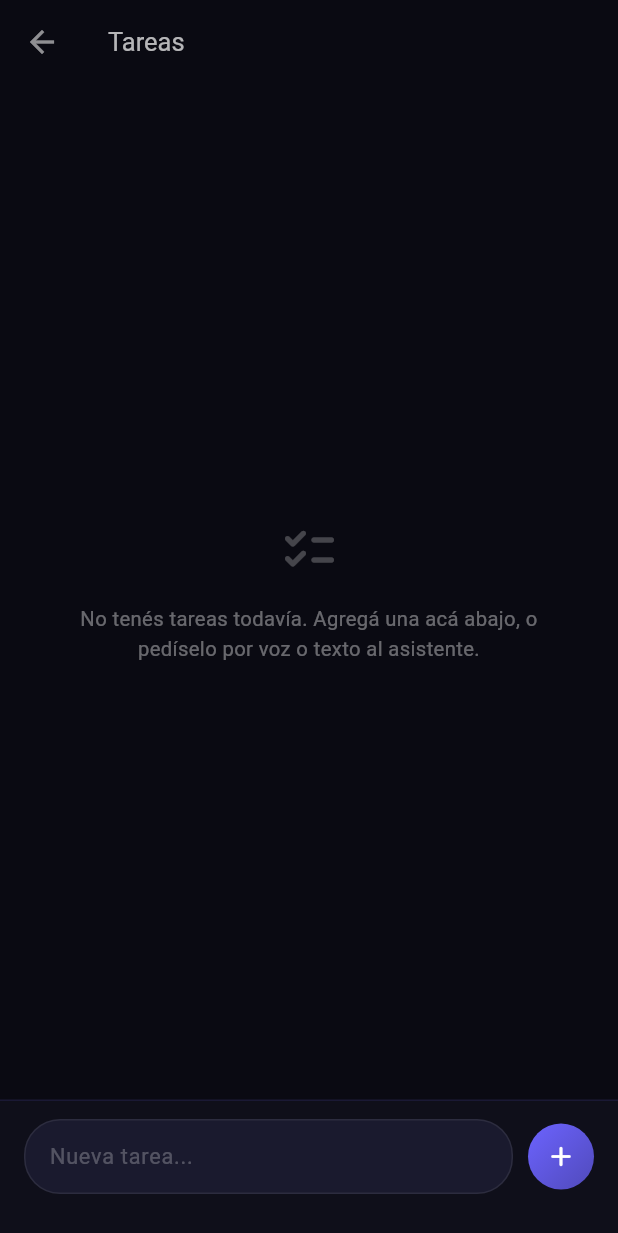
After one commit to NotoriousStef/NoteVessel, a Flutter app: the TodoScreen screen opened by its route, after a tap on the "add" icon, on a phone screen of 412 x 824 dp. The commit adds this screen. Shown: the top 1233 px of the screen. Run offline on Flutter 3.47's test engine with Material 3 defaults, Android fonts, the phone set to English and light mode, and no system bars; our stand-ins replace flutter_secure_storage, google_sign_in, hive_ce, hive_ce_flutter, permission_handler, speech_to_text; accounts and stored records are empty.

Commit message:
Added todo list feature (AI compatible)

```diff
--- a/lib/main.dart
+++ b/lib/main.dart
@@ -3,9 +3,13 @@ import 'package:flutter/services.dart';
 import 'screens/home_screen.dart';
 import 'screens/settings_screen.dart';
 import 'services/auth_service.dart';
+import 'package:hive_ce_flutter/hive_ce_flutter.dart';
+import 'screens/todo_screen.dart';
 
 void main() async {
   WidgetsFlutterBinding.ensureInitialized();
+  await Hive.initFlutter();
+  await Hive.openBox('todos');
   // Forzar orientación vertical
   await SystemChrome.setPreferredOrientations([DeviceOrientation.portraitUp]);
   runApp(const VoiceNotesApp());
@@ -24,6 +28,7 @@ class VoiceNotesApp extends StatelessWidget {
       routes: {
         '/home': (ctx) => const HomeScreen(),
         '/settings': (ctx) => const SettingsScreen(),
+        '/todo': (context) => const TodoScreen(),
       },
     );
   }
--- /dev/null
+++ b/lib/models/todo_item.dart
@@ -0,0 +1,42 @@
+/// Representa un ítem de la ToDo List.
+/// Se persiste en Hive como un Map plano (sin generación de código).
+class TodoItem {
+  final String id;
+  String text;
+  bool isDone;
+  final DateTime createdAt;
+  DateTime? completedAt;
+
+  /// Quién creó el ítem: 'user' o 'ai'. Útil para mostrar un pequeño
+  /// indicador visual de que fue la IA la que agregó la tarea.
+  final String source;
+
+  TodoItem({
+    required this.id,
+    required this.text,
+    this.isDone = false,
+    required this.createdAt,
+    this.completedAt,
+    this.source = 'user',
+  });
+
+  Map<String, dynamic> toMap() => {
+        'id': id,
+        'text': text,
+        'isDone': isDone,
+        'createdAt': createdAt.toIso8601String(),
+        'completedAt': completedAt?.toIso8601String(),
+        'source': source,
+      };
+
+  factory TodoItem.fromMap(Map<dynamic, dynamic> map) => TodoItem(
+        id: map['id'] as String,
+        text: map['text'] as String,
+        isDone: map['isDone'] as bool? ?? false,
+        createdAt: DateTime.parse(map['createdAt'] as String),
+        completedAt: map['completedAt'] != null
+            ? DateTime.parse(map['completedAt'] as String)
+            : null,
+        source: map['source'] as String? ?? 'user',
+      );
+}
--- a/lib/screens/home_screen.dart
+++ b/lib/screens/home_screen.dart
@@ -395,6 +395,11 @@ class _HomeScreenState extends State<HomeScreen> with TickerProviderStateMixin {
             ),
           ),
           const Spacer(),
+          IconButton(
+            icon: const Icon(Icons.checklist_rounded,
+                color: Colors.white38, size: 22),
+            onPressed: () => Navigator.pushNamed(context, '/todo'),
+          ),
           IconButton(
             icon: const Icon(Icons.tune_rounded,
                 color: Colors.white38, size: 22),
--- /dev/null
+++ b/lib/screens/todo_screen.dart
@@ -0,0 +1,266 @@
+import 'package:flutter/material.dart';
+import '../models/todo_item.dart';
+import '../services/todo_service.dart';
+
+class TodoScreen extends StatefulWidget {
+  const TodoScreen({super.key});
+
+  @override
+  State<TodoScreen> createState() => _TodoScreenState();
+}
+
+class _TodoScreenState extends State<TodoScreen> {
+  final _todoService = TodoService();
+  final _inputController = TextEditingController();
+  final _inputFocusNode = FocusNode();
+
+  List<TodoItem> _items = [];
+  bool _loading = true;
+
+  static const _accentColor = Color(0xFF6C63FF);
+
+  @override
+  void initState() {
+    super.initState();
+    _load();
+  }
+
+  @override
+  void dispose() {
+    _inputController.dispose();
+    _inputFocusNode.dispose();
+    super.dispose();
+  }
+
+  Future<void> _load() async {
+    final items = await _todoService.getAll();
+    if (!mounted) return;
+    setState(() {
+      _items = items;
+      _loading = false;
+    });
+  }
+
+  Future<void> _addItem() async {
+    final text = _inputController.text.trim();
+    if (text.isEmpty) return;
+    _inputController.clear();
+    await _todoService.add(text, source: 'user');
+    await _load();
+  }
+
+  Future<void> _toggleItem(String id) async {
+    await _todoService.toggle(id);
+    await _load();
+  }
+
+  Future<void> _deleteItem(String id) async {
+    await _todoService.delete(id);
+    await _load();
+  }
+
+  @override
+  Widget build(BuildContext context) {
+    return Scaffold(
+      backgroundColor: const Color(0xFF0A0A12),
+      appBar: AppBar(
+        backgroundColor: Colors.transparent,
+        elevation: 0,
+        title: const Text(
+          'Tareas',
+          style: TextStyle(color: Colors.white70, fontSize: 17),
+        ),
+        iconTheme: const IconThemeData(color: Colors.white54),
+      ),
+      body: Column(
+        children: [
+          Expanded(child: _buildBody()),
+          _buildInputBar(),
+        ],
+      ),
+    );
+  }
+
+  Widget _buildBody() {
+    if (_loading) {
+      return const Center(
+        child: CircularProgressIndicator(
+          strokeWidth: 2,
+          valueColor: AlwaysStoppedAnimation<Color>(_accentColor),
+        ),
+      );
+    }
+    if (_items.isEmpty) {
+      return Center(
+        child: Padding(
+          padding: const EdgeInsets.symmetric(horizontal: 40),
+          child: Column(
+            mainAxisSize: MainAxisSize.min,
+            children: [
+              const Icon(Icons.checklist_rounded,
+                  color: Colors.white24, size: 40),
+              const SizedBox(height: 16),
+              Text(
+                'No tenés tareas todavía. Agregá una acá abajo, o pedíselo por voz o texto al asistente.',
+                textAlign: TextAlign.center,
+                style: TextStyle(color: Colors.white38, fontSize: 13.5, height: 1.5),
+              ),
+            ],
+          ),
+        ),
+      );
+    }
+
+    return ListView.builder(
+      padding: const EdgeInsets.fromLTRB(16, 8, 16, 8),
+      itemCount: _items.length,
+      itemBuilder: (context, index) => _buildItem(_items[index]),
+    );
+  }
+
+  Widget _buildItem(TodoItem item) {
+    return Dismissible(
+      key: ValueKey(item.id),
+      direction: DismissDirection.endToStart,
+      background: Container(
+        margin: const EdgeInsets.symmetric(vertical: 5),
+        padding: const EdgeInsets.symmetric(horizontal: 20),
+        alignment: Alignment.centerRight,
+        decoration: BoxDecoration(
+          color: const Color(0xFFFF4D6D).withValues(alpha: 0.15),
+          borderRadius: BorderRadius.circular(14),
+        ),
+        child: const Icon(Icons.delete_outline_rounded,
+            color: Color(0xFFFF4D6D)),
+      ),
+      onDismissed: (_) => _deleteItem(item.id),
+      child: GestureDetector(
+        onTap: () => _toggleItem(item.id),
+        child: Container(
+          margin: const EdgeInsets.symmetric(vertical: 5),
+          padding: const EdgeInsets.symmetric(horizontal: 14, vertical: 12),
+          decoration: BoxDecoration(
+            color: const Color(0xFF1A1A2E),
+            borderRadius: BorderRadius.circular(14),
+            border: Border.all(
+              color: item.isDone
+                  ? Colors.white.withValues(alpha: 0.04)
+                  : _accentColor.withValues(alpha: 0.18),
+            ),
+          ),
+          child: Row(
+            children: [
+              AnimatedContainer(
+                duration: const Duration(milliseconds: 200),
+                width: 22,
+                height: 22,
+                decoration: BoxDecoration(
+                  shape: BoxShape.circle,
+                  color: item.isDone
+                      ? _accentColor
+                      : Colors.transparent,
+                  border: Border.all(
+                    color: item.isDone
+                        ? _accentColor
+                        : Colors.white38,
+                    width: 1.5,
+                  ),
+                ),
+                child: item.isDone
+                    ? const Icon(Icons.check_rounded,
+                        color: Colors.white, size: 15)
+                    : null,
+              ),
+              const SizedBox(width: 12),
+              Expanded(
+                child: Text(
+                  item.text,
+                  style: TextStyle(
+                    color: item.isDone ? Colors.white30 : Colors.white,
+                    fontSize: 14.5,
+                    height: 1.4,
+                    decoration: item.isDone
+                        ? TextDecoration.lineThrough
+                        : TextDecoration.none,
+                  ),
+                ),
+              ),
+              if (item.source == 'ai') ...[
+                const SizedBox(width: 6),
+                Icon(Icons.auto_awesome_rounded,
+                    color: _accentColor.withValues(alpha: 0.5), size: 14),
+              ],
+            ],
+          ),
+        ),
+      ),
+    );
+  }
+
+  Widget _buildInputBar() {
+    return Container(
+      padding: EdgeInsets.only(
+        left: 16,
+        right: 16,
+        top: 12,
+        bottom: MediaQuery.of(context).viewInsets.bottom > 0 ? 12 : 28,
+      ),
+      decoration: BoxDecoration(
+        color: const Color(0xFF0F0F1A),
+        border: Border(
+          top: BorderSide(color: _accentColor.withValues(alpha: 0.12)),
+        ),
+      ),
+      child: Row(
+        children: [
+          Expanded(
+            child: Container(
+              decoration: BoxDecoration(
+                color: const Color(0xFF1A1A2E),
+                borderRadius: BorderRadius.circular(24),
+                border: Border.all(
+                  color: _inputFocusNode.hasFocus
+                      ? _accentColor.withValues(alpha: 0.5)
+                      : Colors.white.withValues(alpha: 0.08),
+                ),
+              ),
+              child: TextField(
+                controller: _inputController,
+                focusNode: _inputFocusNode,
+                style: const TextStyle(color: Colors.white, fontSize: 14.5),
+                decoration: InputDecoration(
+                  hintText: 'Nueva tarea...',
+                  hintStyle:
+                      TextStyle(color: Colors.white.withValues(alpha: 0.25)),
+                  contentPadding: const EdgeInsets.symmetric(
+                      horizontal: 16, vertical: 10),
+                  border: InputBorder.none,
+                ),
+                textInputAction: TextInputAction.done,
+                onSubmitted: (_) => _addItem(),
+              ),
+            ),
+          ),
+          const SizedBox(width: 10),
+          GestureDetector(
+            onTap: _addItem,
+            child: Container(
+              width: 44,
+              height: 44,
+              decoration: BoxDecoration(
+                shape: BoxShape.circle,
+                gradient: LinearGradient(
+                  colors: [_accentColor, _accentColor.withValues(alpha: 0.7)],
+                  begin: Alignment.topLeft,
+                  end: Alignment.bottomRight,
+                ),
+              ),
+              child: const Icon(Icons.add_rounded,
+                  color: Colors.white, size: 22),
+            ),
+          ),
+        ],
+      ),
+    );
+  }
+}
--- a/lib/services/ai_service.dart
+++ b/lib/services/ai_service.dart
@@ -3,10 +3,11 @@ import 'package:http/http.dart' as http;
 import 'package:intl/intl.dart';
 import 'auth_service.dart';
 import 'drive_service.dart';
+import 'todo_service.dart';
 import 'package:intl/date_symbol_data_local.dart';
 
 class AiAction {
-  final String type; // 'create_file' | 'create_folder' | 'append' | 'update' | 'read' | 'chat'
+  final String type; // 'create_file' | 'create_folder' | 'append' | 'update' | 'read' | 'chat' | 'add_todo' | 'complete_todo' | 'delete_todo'
   final String targetName;
   final String? targetId;
   final String? parentId;
@@ -31,6 +32,7 @@ class AiService {
 
   final AuthService _auth = AuthService();
   final DriveService _drive = DriveService();
+  final TodoService _todos = TodoService();
 
   Future<AiAction> processVoiceText(String rawText) async {
     final apiKey = await _auth.getAiApiKey();
@@ -53,15 +55,20 @@ class AiService {
         ? '(vacío, no hay archivos aún)'
         : existingFiles.map((f) => '  ${f.toString()}').join('\n');
 
+    final todoList = await _todos.summaryForPrompt();
+
     final systemPrompt = '''
 Sos un asistente de notas de voz inteligente. El usuario te habla en español y vos procesás su pedido.
-Podés tener conversaciones normales Y gestionar archivos en Google Drive según lo que el usuario necesite.
+Podés tener conversaciones normales Y gestionar archivos en Google Drive, Y gestionar la ToDo List del usuario, según lo que necesite.
 
 Fecha y hora actual: $dateStr
 Carpeta raíz ID: $rootId
 
 Archivos y carpetas existentes en "Notas de Voz IA":
 $fileList
+
+Tareas actuales en la ToDo List (formato: [x]=hecha [ ]=pendiente, con su id):
+$todoList
 
 Tu tarea:
 1. Entender la intención del usuario
@@ -72,7 +79,7 @@ Tu tarea:
 ACCIONES DISPONIBLES:
 ═══════════════════════════════
 
-1. CHAT — Para saludos, preguntas generales, charla que NO requiere Drive:
+1. CHAT — Para saludos, preguntas generales, charla que NO requiere Drive ni ToDo:
 {
   "type": "chat",
   "target_name": "",
@@ -132,15 +139,49 @@ ACCIONES DISPONIBLES:
   "user_message": "mensaje confirmando lo que hiciste"
 }
 
+7. AGREGAR TAREA A LA TODO LIST — Cuando el usuario quiere anotar un pendiente:
+{
+  "type": "add_todo",
+  "target_name": "texto corto y claro de la tarea",
+  "target_id": null,
+  "parent_id": null,
+  "content": null,
+  "user_message": "mensaje confirmando que agregaste la tarea"
+}
+
+8. MARCAR TAREA COMO HECHA — Cuando el usuario dice que ya hizo algo de su ToDo List:
+{
+  "type": "complete_todo",
+  "target_name": "texto de la tarea tal como aparece en la lista (para buscarla si no tenés el id)",
+  "target_id": "id de la tarea si lo identificás en la lista de arriba, si no null",
+  "parent_id": null,
+  "content": null,
+  "user_message": "mensaje confirmando que la marcaste como hecha"
+}
+
+9. BORRAR TAREA — Cuando el usuario quiere eliminar una tarea de la ToDo List:
+{
+  "type": "delete_todo",
+  "target_name": "texto de la tarea tal como aparece en la lista",
+  "target_id": "id de la tarea si lo identificás en la lista de arriba, si no null",
+  "parent_id": null,
+  "content": null,
+  "user_message": "mensaje confirmando que la borraste"
+}
+
 ═══════════════════════════════
 REGLAS DE DECISIÓN:
 ═══════════════════════════════
 - Saludos, preguntas generales, charla → "chat"
 - "¿Qué dice mi nota de...?", "¿Qué anoté sobre...?", "Leeme...", "¿Tengo algo sobre...?" → "read"
-- "Anotá", "Guardá", "Creá una nota" → "create_file"
+- "Anotá", "Guardá", "Creá una nota" (contenido largo, tipo nota) → "create_file"
 - "Creá una carpeta" → "create_folder"
-- "Agregá", "Añadí", "Sumá" a algo existente → "append"
-- "Cambiá", "Reemplazá", "Modificá" algo existente → "update"
+- "Agregá", "Añadí", "Sumá" a algo existente (un archivo) → "append"
+- "Cambiá", "Reemplazá", "Modificá" algo existente (un archivo) → "update"
+- "Agregá a mi lista de tareas", "tengo que hacer...", "recordame que tengo que...", "anotá en pendientes" → "add_todo"
+- "Ya hice...", "terminé...", "marcá como hecho...", "completé..." referido a una tarea de la ToDo List → "complete_todo"
+- "Borrá de mis tareas...", "sacá ... de la lista", "eliminá la tarea de..." → "delete_todo"
+- Si el usuario pide algo ambiguo entre nota (archivo) y tarea (todo), preferí "add_todo" si es un pendiente corto y accionable ("comprar pan"), y "create_file" si es contenido más largo o informativo.
 - Si menciona un archivo/carpeta de la lista → usá su ID
 - Si no menciona carpeta específica → usá rootId como parent_id
 - El contenido siempre debe estar bien formateado en markdown
@@ -249,9 +290,44 @@ REGLAS DE DECISIÓN:
         );
         return action.userMessage;
 
+      case 'add_todo':
+        if (action.targetName.trim().isEmpty) {
+          return 'No entendí qué tarea querías agregar. ¿Podés repetirlo?';
+        }
+        await _todos.add(action.targetName, source: 'ai');
+        return action.userMessage;
+
+      case 'complete_todo':
+        final id = await _resolveTodoId(action);
+        if (id == null) {
+          return 'No encontré "${action.targetName}" en tu ToDo List.';
+        }
+        await _todos.markDone(id, done: true);
+        return action.userMessage;
+
+      case 'delete_todo':
+        final id = await _resolveTodoId(action);
+        if (id == null) {
+          return 'No encontré "${action.targetName}" en tu ToDo List.';
+        }
+        await _todos.delete(id);
+        return action.userMessage;
+
       default:
         return 'No entendí qué querías hacer. ¿Podés repetirlo?';
     }
+  }
+
+  /// Resuelve el id de una tarea a partir de la acción: usa target_id si la
+  /// IA lo identificó correctamente contra el prompt, y si no, cae a buscar
+  /// por texto (para cuando la IA no copió bien el id).
+  Future<String?> _resolveTodoId(AiAction action) async {
+    if (action.targetId != null && action.targetId!.isNotEmpty) {
+      final existing = await _todos.getById(action.targetId!);
+      if (existing != null) return existing.id;
+    }
+    final found = await _todos.findByText(action.targetName);
+    return found?.id;
   }
 
   /// Segunda llamada a la IA para responder preguntas sobre el contenido leído
--- /dev/null
+++ b/lib/services/todo_service.dart
@@ -0,0 +1,117 @@
+import 'package:hive_ce/hive_ce.dart';
+import '../models/todo_item.dart';
+
+/// Maneja la persistencia local (Hive) de la ToDo List.
+/// Singleton, mismo patrón que SpeechService.
+class TodoService {
+  static final TodoService _instance = TodoService._internal();
+  factory TodoService() => _instance;
+  TodoService._internal();
+
+  static const String boxName = 'todos';
+  Box? _box;
+
+  Future<Box> get _todoBox async {
+    if (_box != null) return _box!;
+    _box = Hive.isBoxOpen(boxName)
+        ? Hive.box(boxName)
+        : await Hive.openBox(boxName);
+    return _box!;
+  }
+
+  /// Devuelve todas las tareas, pendientes primero y luego por fecha
+  /// de creación descendente.
+  Future<List<TodoItem>> getAll() async {
+    final box = await _todoBox;
+    final items = box.values
+        .map((e) => TodoItem.fromMap(Map<dynamic, dynamic>.from(e as Map)))
+        .toList();
+    items.sort((a, b) {
+      if (a.isDone != b.isDone) return a.isDone ? 1 : -1;
+      return b.createdAt.compareTo(a.createdAt);
+    });
+    return items;
+  }
+
+  Future<TodoItem?> getById(String id) async {
+    final box = await _todoBox;
+    final raw = box.get(id);
+    if (raw == null) return null;
+    return TodoItem.fromMap(Map<dynamic, dynamic>.from(raw as Map));
+  }
+
+  Future<TodoItem> add(String text, {String source = 'user'}) async {
+    final box = await _todoBox;
+    final item = TodoItem(
+      id: DateTime.now().microsecondsSinceEpoch.toString(),
+      text: text.trim(),
+      createdAt: DateTime.now(),
+      source: source,
+    );
+    await box.put(item.id, item.toMap());
+    return item;
+  }
+
+  /// Alterna hecho/pendiente. Pensado para uso manual (tocar el checkbox).
+  Future<void> toggle(String id) async {
+    final item = await getById(id);
+    if (item == null) return;
+    item.isDone = !item.isDone;
+    item.completedAt = item.isDone ? DateTime.now() : null;
+    final box = await _todoBox;
+    await box.put(id, item.toMap());
+  }
+
+  /// Marca como completada explícitamente. Pensado para acciones de la IA,
+  /// donde la intención siempre es "completar", no "alternar".
+  Future<bool> markDone(String id, {bool done = true}) async {
+    final item = await getById(id);
+    if (item == null) return false;
+    item.isDone = done;
+    item.completedAt = done ? DateTime.now() : null;
+    final box = await _todoBox;
+    await box.put(id, item.toMap());
+    return true;
+  }
+
+  Future<void> updateText(String id, String newText) async {
+    final item = await getById(id);
+    if (item == null) return;
+    item.text = newText.trim();
+    final box = await _todoBox;
+    await box.put(id, item.toMap());
+  }
+
+  Future<void> delete(String id) async {
+    final box = await _todoBox;
+    await box.delete(id);
+  }
+
+  /// Busca una tarea por coincidencia de texto (exacta primero, luego
+  /// parcial). Lo usa la IA cuando el usuario se refiere a una tarea por
+  /// nombre en vez de por ID.
+  Future<TodoItem?> findByText(String text) async {
+    final items = await getAll();
+    final lower = text.toLowerCase().trim();
+    for (final item in items) {
+      if (item.text.toLowerCase().trim() == lower) return item;
+    }
+    for (final item in items) {
+      if (item.text.toLowerCase().contains(lower) ||
+          lower.contains(item.text.toLowerCase())) {
+        return item;
+      }
+    }
+    return null;
+  }
+
+  /// Texto compacto para inyectar en el prompt de la IA, con IDs
+  /// referenciables (mismo patrón que la lista de archivos de Drive).
+  Future<String> summaryForPrompt() async {
+    final items = await getAll();
+    if (items.isEmpty) return '(vacía, no hay tareas)';
+    return items
+        .map((t) => '  - [${t.isDone ? "x" : " "}] (id: ${t.id}) ${t.text}')
+        .join('\n');
+  }
+}
--- a/pubspec.yaml
+++ b/pubspec.yaml
@@ -9,6 +9,8 @@ environment:
 dependencies:
   flutter:
     sdk: flutter
+  hive_ce: ^2.11.0
+  hive_ce_flutter: ^2.3.3
 
   # Speech to Text
   speech_to_text: ^7.4.0
```
Also changed, not shown: pubspec.lock.
